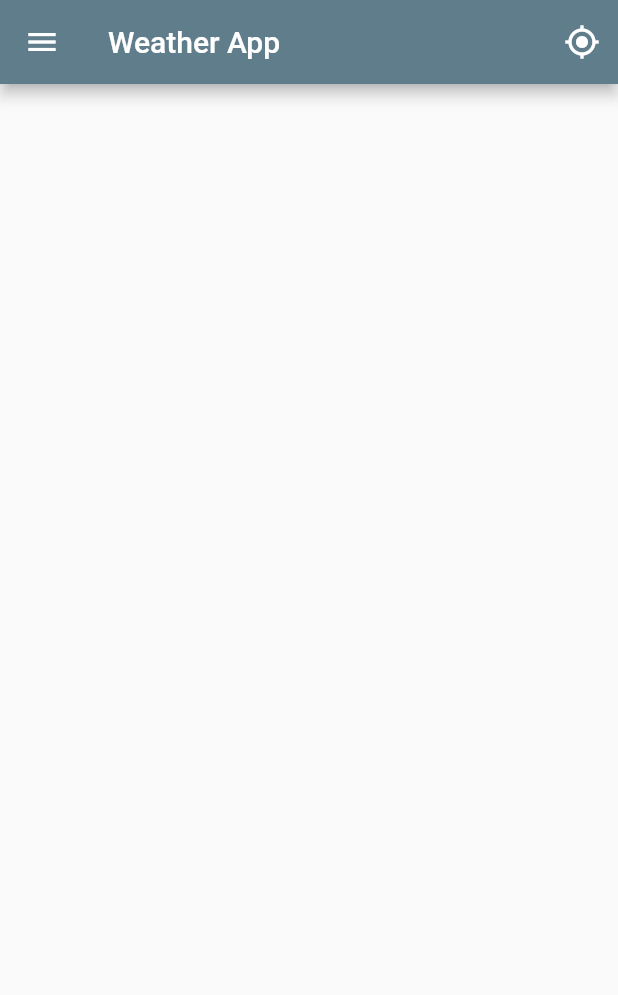
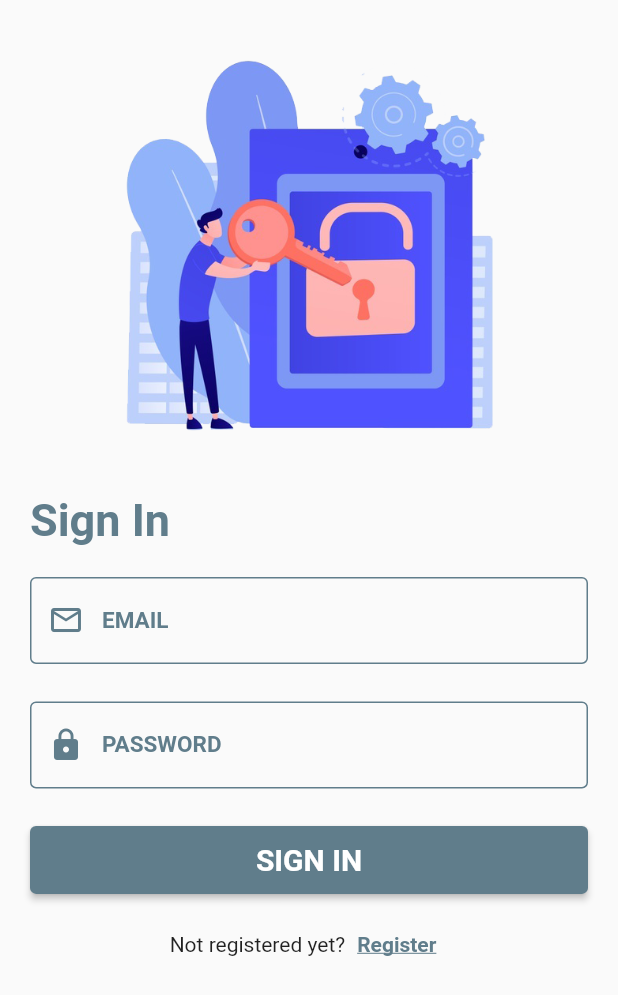
Before and after one commit to david2deyv/weather_test_app, a Flutter app: the screen it shows after launch, on a phone screen of 412 x 824 dp. Shown: the top 995 px of the screen. Run offline on Flutter 3.47's test engine with Material 2 defaults, Android fonts, the light colour scheme and no system bars; our stand-ins replace equatable, firebase_auth, firebase_core, flutter_bloc, font_awesome_flutter, geolocator; accounts and stored records are empty; statements that could not run were skipped.

Commit message:
Added firebase auth & refactor code

```diff
--- /dev/null
+++ b/lib/cubit/auth/auth_cubit.dart
@@ -0,0 +1,119 @@
+import 'dart:developer';
+
+import 'package:equatable/equatable.dart';
+import 'package:firebase_core/firebase_core.dart';
+import 'package:flutter/material.dart';
+import 'package:flutter_bloc/flutter_bloc.dart';
+import 'package:firebase_auth/firebase_auth.dart';
+import 'package:weather_test_app/cubit/forecast_cubit.dart';
+
+part 'auth_state.dart';
+
+class AuthCubit extends Cubit<AuthState> {
+ late FirebaseAuth auth;
+
+  List<User> userList = [];
+
+  AuthCubit() : super(const AuthLoadingState());
+
+  Future<void> initial() async {
+    try {
+      final firebaseInit = await Firebase.initializeApp();
+      log(firebaseInit.toString());
+      auth = FirebaseAuth.instance;
+      auth.userChanges().listen((user) {
+          if(user != null) {
+            emit(const AuthSignIn());
+          } else {
+            emit(const AuthInitial());
+          }
+      });
+    } catch (e) {
+      log('error: $e');
+      emit(const AuthLoadingState());
+    }
+  }
+
+  Future<void> signIn(
+      {required String email, required String password}) async {
+    if (email.isEmpty || password.isEmpty) {
+      emit(const AuthSignInError(message: 'All fields must be filled out'));
+      emit(const AuthInitial());
+      return;
+    }
+
+    try {
+      final UserCredential userCredential =
+      await auth.signInWithEmailAndPassword(
+        email: email,
+        password: password,
+      );
+      emit(const AuthSignIn());
+    } on FirebaseAuthException catch (e) {
+      log(e.code);
+      if (e.code == 'invalid-email') {
+        emit(const AuthSignInError(message: 'Invalid email'));
+        emit(const AuthInitial());
+      } else if (e.code == 'wrong-password') {
+        emit(const AuthSignInError(message: 'Wrong password'));
+        emit(const AuthInitial());
+      } else {
+        emit(AuthSignInError(message: e.code));
+        emit(const AuthInitial());
+      }
+    } catch (e) {
+      log(e.toString());
+      emit(const AuthRegistrationError(message: 'Something went wrong.'));
+      emit(const AuthInitial());
+    }
+  }
+
+  Future<void> registration(
+      {required String email,
+        required String password,
+        required String passwordConfirmation}) async {
+    if (password.isEmpty || email.isEmpty) {
+      emit(const AuthRegistrationError(
+          message: "All fields must be filled out"));
+      emit(const AuthRegistration());
+      return;
+    } else if (password != passwordConfirmation) {
+      emit(const AuthRegistrationError(message: "Passwords do not match"));
+      emit(const AuthRegistration());
+      return;
+    }
+
+    try {
+      final UserCredential userCredential =
+      await auth.createUserWithEmailAndPassword(
+        email: email,
+        password: password,
+      );
+      userList.add(userCredential.user!);
+      log('userList: $userList');
+    } on FirebaseAuthException catch (e) {
+      log(e.code);
+      emit(const AuthRegistration());
+      if (e.code == 'email-already-in-use') {
+        emit(const AuthRegistrationError(message: 'Email already in use'));
+        emit(const AuthRegistration());
+      } else if (e.code == 'weak-password') {
+        emit(const AuthRegistrationError(message: 'Weak password'));
+        emit(const AuthRegistration());
+      } else {
+        emit(AuthRegistrationError(message: e.code));
+        emit(const AuthRegistration());
+      }
+    } catch (e) {
+      log(e.toString());
+      emit(const AuthRegistrationError(message: 'Something went wrong.'));
+      emit(const AuthRegistration());
+    }
+  }
+
+  Future<void> logOut() async{
+    await auth.signOut();
+    emit(AuthLogOutState());
+  }
+
+}
--- /dev/null
+++ b/lib/cubit/auth/auth_state.dart
@@ -0,0 +1,64 @@
+part of 'auth_cubit.dart';
+
+abstract class AuthState extends Equatable {
+  const AuthState();
+
+  @override
+  List<Object> get props => [];
+}
+
+class AuthInitial extends AuthState {
+  const AuthInitial();
+}
+
+class AuthSignIn extends AuthState {
+  const AuthSignIn();
+}
+
+class AuthSignInError extends AuthState {
+  final String message;
+
+  const AuthSignInError({required this.message});
+
+  @override
+  List<Object> get props => [message];
+}
+
+class AuthRegistration extends AuthState {
+  const AuthRegistration();
+}
+
+class AuthRegistrationError extends AuthState {
+  final String message;
+
+  const AuthRegistrationError({required this.message});
+
+  @override
+  List<Object> get props => [message];
+}
+
+class AuthError extends AuthState {
+  final String message;
+
+  const AuthError({required this.message});
+
+  @override
+  List<Object> get props => [message];
+}
+
+class AuthLoadingState extends AuthState {
+  const AuthLoadingState();
+}
+
+class AuthLogOutState extends AuthState {
+  const AuthLogOutState();
+}
+
+extension AuthStateExtention on AuthState {
+  List<Object> get getProps {
+    final state = this;
+    if(state is AuthRegistrationError) return state.props;
+    if(state is AuthSignInError) return state.props;
+    return [];
+  }
+}
--- a/lib/cubit/forecast_cubit.dart
+++ b/lib/cubit/forecast_cubit.dart
@@ -69,4 +69,8 @@ class ForecastCubit extends Cubit<ForecastState> {
     }
   }
 
+  void logOut(){
+    emit(LogOut());
+  }
+
 }
--- /dev/null
+++ b/lib/screen/login_page.dart
@@ -0,0 +1,345 @@
+import 'package:flutter/cupertino.dart';
+import 'package:flutter/material.dart';
+import 'package:flutter_bloc/flutter_bloc.dart';
+import 'package:weather_test_app/cubit/auth/auth_cubit.dart';
+
+class SignInPage extends StatefulWidget {
+
+  const SignInPage({Key? key}) : super(key: key);
+
+  @override
+  _SignInPageState createState() => _SignInPageState();
+}
+
+class _SignInPageState extends State<SignInPage> {
+  final TextEditingController _emailController = TextEditingController();
+  final TextEditingController _passwordController = TextEditingController();
+  final TextEditingController _passwordConfirmationController =
+  TextEditingController();
+
+  String? _email;
+  String? _password;
+  String? _passwordConfirmation;
+  bool showLogin = false;
+
+  // @override
+  // void initState() {
+  //   super.initState();
+  //   _cubit = AuthCubit();
+  // }
+  //
+  // @override
+  // void dispose() {
+  //   super.dispose();
+  //   _cubit?.close();
+  // }
+
+  @override
+  Widget build(BuildContext context) {
+    // TODO: replace with BaseActivityWidget
+    return Scaffold(
+      body: SafeArea(
+        child: BlocProvider<AuthCubit>(
+          create: (context) => AuthCubit()..initial(),
+          child: BlocConsumer<AuthCubit, AuthState>(listener: (context, state) {
+            if (state is AuthRegistrationError || state is AuthSignInError) {
+              final message = state.getProps.last;
+              ScaffoldMessenger.of(context).showSnackBar(SnackBar(
+                backgroundColor: Colors.red,
+                content: Text(
+                  message.toString(),
+                ),
+              ));
+            }
+            if (state is AuthSignIn) {
+              Navigator.pushNamed(context, '\home_page');
+            }
+          }, builder: (context, state) {
+            return Column(
+              children: [
+                if (state is AuthRegistration)
+                  registration("REGISTRATION", context),
+                if (state is AuthInitial) _signInPage('SIGN IN', context),
+              ],
+            );
+          }),
+        ),
+      ),
+    );
+  }
+
+  Widget registration(String textButton, BuildContext context) {
+    return Expanded(
+      child: ListView(
+        children: [
+          Image.asset(
+            'assets/img_login.png',
+            height: MediaQuery.of(context).size.height * 0.40,
+          ),
+          Padding(
+            padding: EdgeInsets.only(bottom: 20, left: 20),
+            child: Text(
+              'Sign Up',
+              style: TextStyle(
+                fontWeight: FontWeight.bold,
+                fontSize: 30,
+                color: Theme.of(context).primaryColor,
+              ),
+            ),
+          ),
+          form(textButton, context),
+          Padding(
+            padding: EdgeInsets.only(top: 10),
+            child: Row(
+              mainAxisAlignment: MainAxisAlignment.center,
+              children: [
+                Text(
+                  'Already registered?',
+                ),
+                TextButton(
+                  onPressed: () {
+                    setState(() {
+                      _emailController.clear();
+                      _passwordController.clear();
+                      _passwordConfirmationController.clear();
+                      context.read<AuthCubit>().emit(const AuthInitial());
+                      showLogin = false;
+                    });
+                  },
+                  child: const Text(
+                    'Sign In',
+                    style: TextStyle(
+                      fontWeight: FontWeight.bold,
+                      decoration: TextDecoration.underline,
+                    ),
+                  ),
+                ),
+              ],
+            ),
+          ),
+        ],
+      ),
+    );
+  }
+
+  Widget verify(String textButton, BuildContext context) {
+    return Expanded(
+      child: Column(
+        crossAxisAlignment: CrossAxisAlignment.start,
+        mainAxisAlignment: MainAxisAlignment.spaceEvenly,
+        children: [
+          const Center(
+            child: Padding(
+              padding: EdgeInsets.only(top: 25),
+              child: Text(
+                'Please confirm your email!\n'
+                    'An email has been sent to you!',
+                textAlign: TextAlign.center,
+                style: TextStyle(
+                  fontWeight: FontWeight.bold,
+                  fontSize: 20,
+                ),
+              ),
+            ),
+          ),
+          // Spacer(),
+          Padding(
+            padding: EdgeInsets.only(left: 20, right: 20, bottom: 25),
+            child: Container(
+              height: 50,
+              width: MediaQuery.of(context).size.width,
+              child: button(textButton, context),
+            ),
+          ),
+        ],
+      ),
+    );
+  }
+
+  Widget _signInPage(String textButton, BuildContext context) {
+    return Expanded(
+      child: ListView(
+        children: [
+          Image.asset(
+            'assets/img_login.png',
+            height: MediaQuery.of(context).size.height * 0.40,
+          ),
+          Padding(
+            padding: EdgeInsets.only(bottom: 20, left: 20),
+            child: Text(
+              'Sign In',
+              style: TextStyle(
+                fontWeight: FontWeight.bold,
+                fontSize: 30,
+                color: Theme.of(context).primaryColor,
+              ),
+            ),
+          ),
+          form(textButton, context),
+          Padding(
+            padding: EdgeInsets.only(top: 10),
+            child: Row(
+              mainAxisAlignment: MainAxisAlignment.center,
+              children: [
+                Text(
+                  'Not registered yet?',
+                ),
+                TextButton(
+                  onPressed: () {
+                    setState(() {
+                      context.read<AuthCubit>().emit(const AuthRegistration());
+                      _emailController.clear();
+                      _passwordController.clear();
+                      showLogin = true;
+                    });
+                  },
+                  child: Text(
+                    'Register',
+                    style: TextStyle(
+                      fontWeight: FontWeight.bold,
+                      decoration: TextDecoration.underline,
+                    ),
+                  ),
+                ),
+              ],
+            ),
+          )
+        ],
+      ),
+    );
+  }
+
+  Widget button(String text, BuildContext context) {
+    return ElevatedButton(
+      onPressed: () {
+        if (text == 'SIGN IN') {
+          _signInButtonAction(context);
+        } else
+          _registrationButtonAction(context);
+      },
+      child: Text(
+        text,
+        style: TextStyle(fontWeight: FontWeight.bold, fontSize: 20),
+      ),
+    );
+  }
+
+  Widget form(String label, BuildContext context) {
+    return Container(
+      child: Column(
+        children: [
+          Padding(
+            padding: EdgeInsets.only(bottom: 25),
+            child: input(
+              icon: Icon(Icons.email_outlined),
+              controller: _emailController,
+              hint: 'EMAIL',
+              obscure: false,
+            ),
+          ),
+          Padding(
+            padding: EdgeInsets.only(bottom: 25),
+            child: input(
+              icon: Icon(Icons.lock),
+              controller: _passwordController,
+              hint: 'PASSWORD',
+              obscure: true,
+            ),
+          ),
+          if (showLogin)
+            Padding(
+              padding: EdgeInsets.only(bottom: 25),
+              child: input(
+                icon: Icon(Icons.lock),
+                controller: _passwordConfirmationController,
+                hint: 'PASSWORD CONFIRMATION',
+                obscure: true,
+              ),
+            ),
+          Padding(
+            padding: EdgeInsets.only(
+              left: 20,
+              right: 20,
+            ),
+            child: Container(
+              height: MediaQuery.of(context).size.height * 0.055,
+              width: MediaQuery.of(context).size.width,
+              child: button(label, context),
+            ),
+          ),
+        ],
+      ),
+    );
+  }
+
+  Widget input(
+      {Icon? icon,
+        String? hint,
+        TextEditingController? controller,
+        bool? obscure}) {
+    return Container(
+      child: Padding(
+        padding: EdgeInsets.only(left: 20, right: 20),
+        child: TextField(
+          controller: controller,
+          obscureText: obscure!,
+          style: TextStyle(
+            fontSize: 15,
+            color: Theme.of(context).primaryColor,
+          ),
+          decoration: InputDecoration(
+            hintStyle: TextStyle(
+              fontWeight: FontWeight.bold,
+              fontSize: 15,
+              color: Theme.of(context).primaryColor,
+            ),
+            hintText: hint,
+            focusedBorder: OutlineInputBorder(
+              borderSide: BorderSide(
+                color: Theme.of(context).primaryColor,
+                width: 3,
+              ),
+            ),
+            enabledBorder: OutlineInputBorder(
+              borderSide: BorderSide(
+                color: Theme.of(context).primaryColor,
+                width: 1,
+              ),
+            ),
+            prefixIcon: Padding(
+              padding: EdgeInsets.only(left: 10, right: 10),
+              child: IconTheme(
+                data: IconThemeData(color: Theme.of(context).primaryColor),
+                child: icon!,
+              ),
+            ),
+          ),
+        ),
+      ),
+    );
+  }
+
+  void _registrationButtonAction(BuildContext context) {
+    _email = _emailController.text;
+    _password = _passwordController.text;
+    _passwordConfirmation = _passwordConfirmationController.text;
+
+    context.read<AuthCubit>().registration(
+        email: _email!,
+        password: _password!,
+        passwordConfirmation: _passwordConfirmation!);
+
+    if (_passwordController.text != _passwordConfirmationController.text) {
+      _passwordConfirmationController.clear();
+    }
+  }
+
+  void _signInButtonAction(BuildContext context) {
+    _password = _passwordController.text;
+    _email = _emailController.text;
+    context.read<AuthCubit>().signIn(email: _email!, password: _password!);
+    _emailController.clear();
+    _passwordController.clear();
+  }
+
+}
--- a/lib/widget/day_forecast_widget.dart
+++ b/lib/widget/day_forecast_widget.dart
@@ -35,7 +35,7 @@ class DaysForecastWidget extends StatelessWidget {
                     return Dialog(
                       elevation: 16,
                       child: Container(
-                        color: Colors.blueGrey,
+                        color: Theme.of(context).primaryColor,
                         height: 400.0,
                         width: 360.0,
                         child: Column(
--- a/pubspec.yaml
+++ b/pubspec.yaml
@@ -33,6 +33,8 @@ dependencies:
   equatable: 2.0.3
   http: ^0.13.4
   anim_search_bar: ^2.0.2
+  firebase_core: ^1.10.0
+  firebase_auth: ^3.2.0
 
   # The following adds the Cupertino Icons font to your application.
   # Use with the CupertinoIcons class for iOS style icons.
@@ -50,6 +52,7 @@ flutter:
   assets:
     - assets/splash.png
     - assets/splash_dark.png
+    - assets/img_login.png
   # The following line ensures that the Material Icons font is
   # included with your application, so that you can use the icons in
   # the material Icons class.
```
Also changed, not shown: lib/cubit/forecast_state.dart (+5 -3 lines), lib/main.dart (+24 -3 lines), lib/screen/home_screen.dart (+35 -12 lines), assets/img_login.png (added), pubspec.lock, 2 other files.
